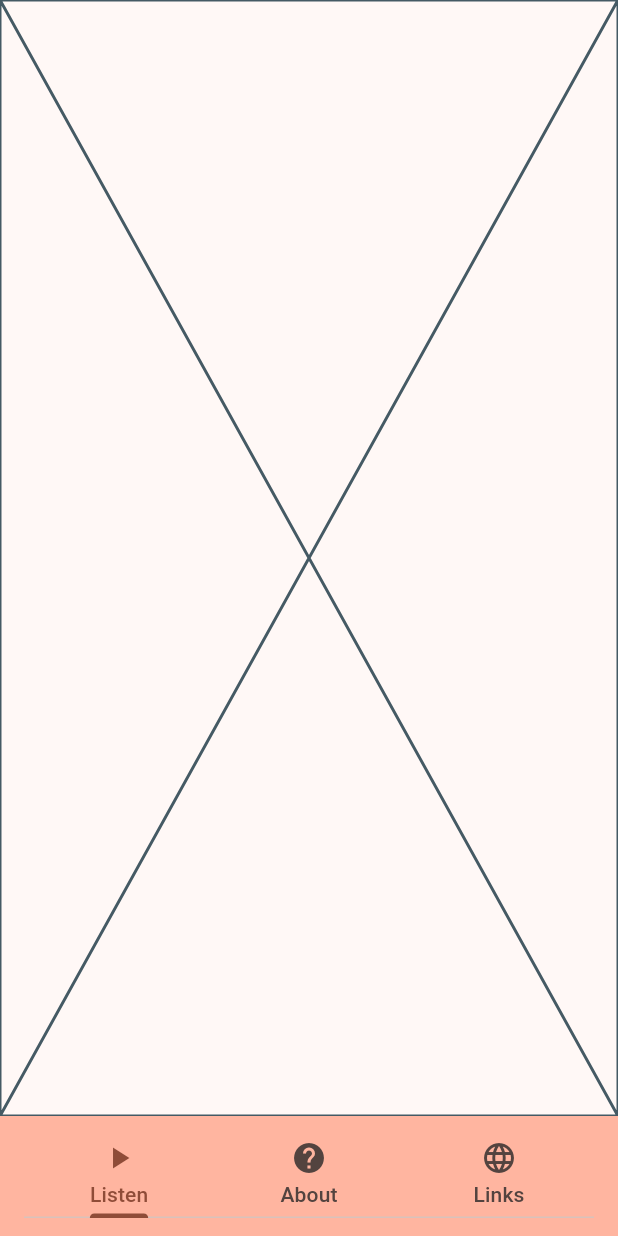
After one commit to YthingLLC/ything_radio, a Flutter app: the screen it shows after launch, on a phone screen of 412 x 824 dp. The commit adds this screen. Run offline on Flutter 3.47's test engine with Material 3 defaults, Android fonts, the phone set to English and light mode, and no system bars.

Commit message:
split into multiple files

```diff
--- /dev/null
+++ b/lib/About.dart
@@ -0,0 +1,10 @@
+import 'package:flutter/material.dart';
+
+class About extends StatelessWidget {
+  const About({super.key});
+
+  @override
+  Widget build(BuildContext context) {
+    return const Placeholder();
+  }
+}
--- a/lib/HomePage.dart
+++ b/lib/HomePage.dart
@@ -1,5 +1,8 @@
 import 'package:flutter/material.dart';
+import 'package:ything_radio/About.dart';
 import 'package:ything_radio/EasyTab.dart';
+import 'package:ything_radio/Links.dart';
+import 'package:ything_radio/Listen.dart';
 
 class HomePage extends StatelessWidget {
   const HomePage({super.key, required this.title});
@@ -7,9 +10,9 @@ class HomePage extends StatelessWidget {
   final String title;
 
   final List<EasyTab> easytabs = const [
-    EasyTab(title: "Listen", icon: Icons.play_arrow, child: Placeholder()),
-    EasyTab(title: "About", icon: Icons.help, child: Placeholder()),
-    EasyTab(title: "Links", icon: Icons.language, child: Placeholder()),
+    EasyTab(title: "Listen", icon: Icons.play_arrow, child: Listen()),
+    EasyTab(title: "About", icon: Icons.help, child: About()),
+    EasyTab(title: "Links", icon: Icons.language, child: Links()),
   ];
 
   @override
--- /dev/null
+++ b/lib/Links.dart
@@ -0,0 +1,10 @@
+import 'package:flutter/material.dart';
+
+class Links extends StatelessWidget {
+  const Links({super.key});
+
+  @override
+  Widget build(BuildContext context) {
+    return const Placeholder();
+  }
+}
--- /dev/null
+++ b/lib/Listen.dart
@@ -0,0 +1,10 @@
+import 'package:flutter/material.dart';
+
+class Listen extends StatelessWidget {
+  const Listen({super.key});
+
+  @override
+  Widget build(BuildContext context) {
+    return const Placeholder();
+  }
+}
```
